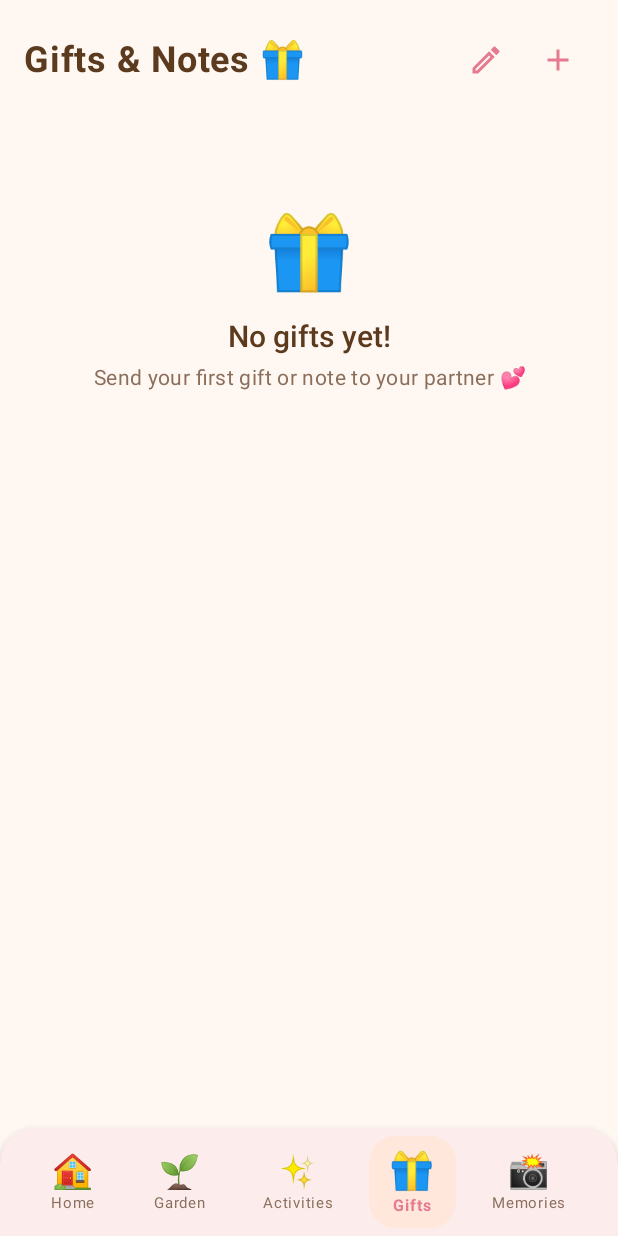
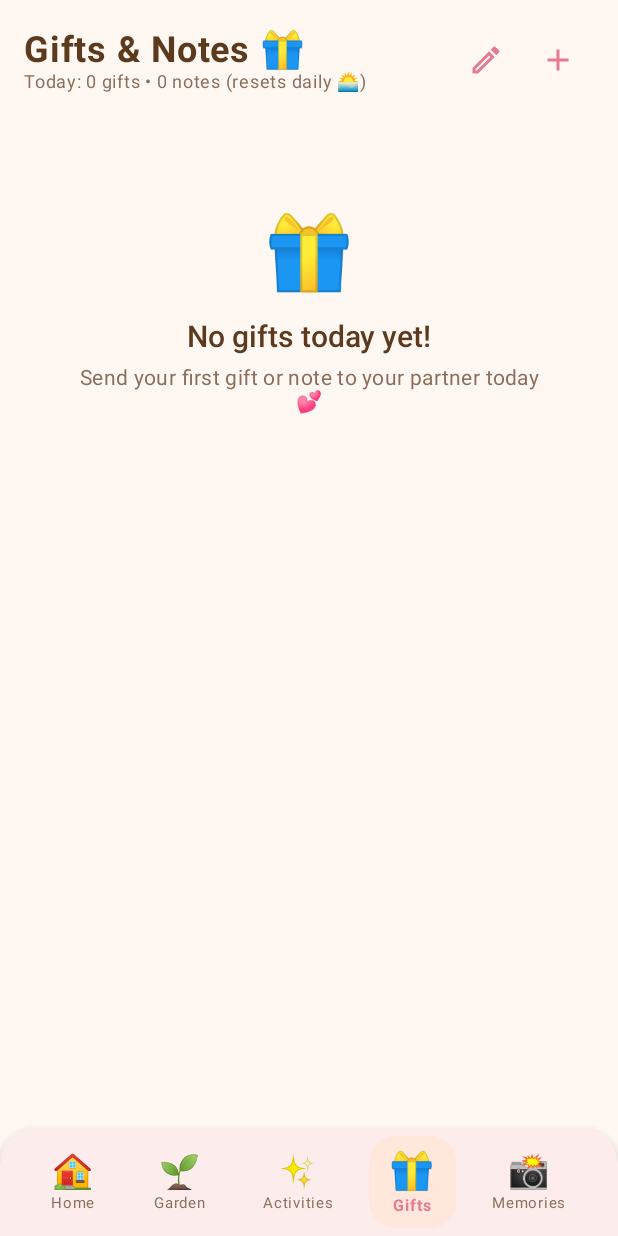
Before and after one commit to krmayur/ProjectAnti, an Android app built with Jetpack Compose: the GiftsScreen screen opened through its navigation route, on a phone screen of 412 x 824 dp. Run offline under Robolectric (Android 15) with nearby library versions, the phone set to English and light mode, and no system bars; our stand-ins replace Dagger/Hilt's generated code, Firebase (no records; nobody signed in at launch, a user with empty details on screens opened directly).

Commit message:
Reset Gifts and Notes section to 0 every day

```diff
--- a/app/src/main/java/com/ourworld/app/ui/screens/gifts/GiftsScreen.kt
+++ b/app/src/main/java/com/ourworld/app/ui/screens/gifts/GiftsScreen.kt
@@ -61,12 +61,19 @@ fun GiftsScreen(
                 horizontalArrangement = Arrangement.SpaceBetween,
                 verticalAlignment = Alignment.CenterVertically
             ) {
+                Column {
                     Text(
                         "Gifts & Notes 🎁",
                         fontSize = 24.sp,
                         fontWeight = FontWeight.Bold,
                         color = OurWorldDarkBrown
                     )
+                    Text(
+                        "Today: ${uiState.gifts.size} gifts • ${uiState.notes.size} notes (resets daily 🌅)",
+                        fontSize = 12.sp,
+                        color = OurWorldWarmBrown
+                    )
+                }
                 Row {
                     IconButton(onClick = onToggleWritingNote) {
                         Icon(Icons.Outlined.Edit, "Write Note", tint = OurWorldRose)
@@ -169,8 +176,8 @@ fun GiftsScreen(
             item {
                 EmptyStateMessage(
                     emoji = "🎁",
-                    title = "No gifts yet!",
-                    subtitle = "Send your first gift or note to your partner 💕"
+                    title = "No gifts today yet!",
+                    subtitle = "Send your first gift or note to your partner today 💕"
                 )
             }
         }
```
Also changed, not shown: app/src/main/java/com/ourworld/app/ui/viewmodel/GiftsViewModel.kt (+17 -2 lines). Lines whose indentation alone changed are shown as unchanged.
